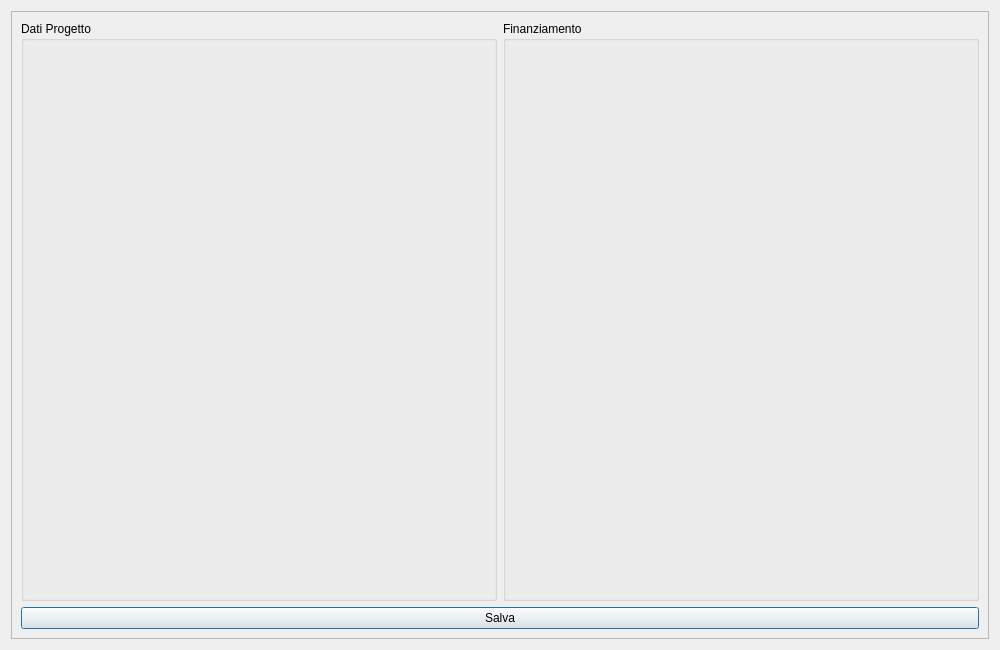
Qt form schedadettaglio.ui (tarateo78/Praticometro) before a commit.
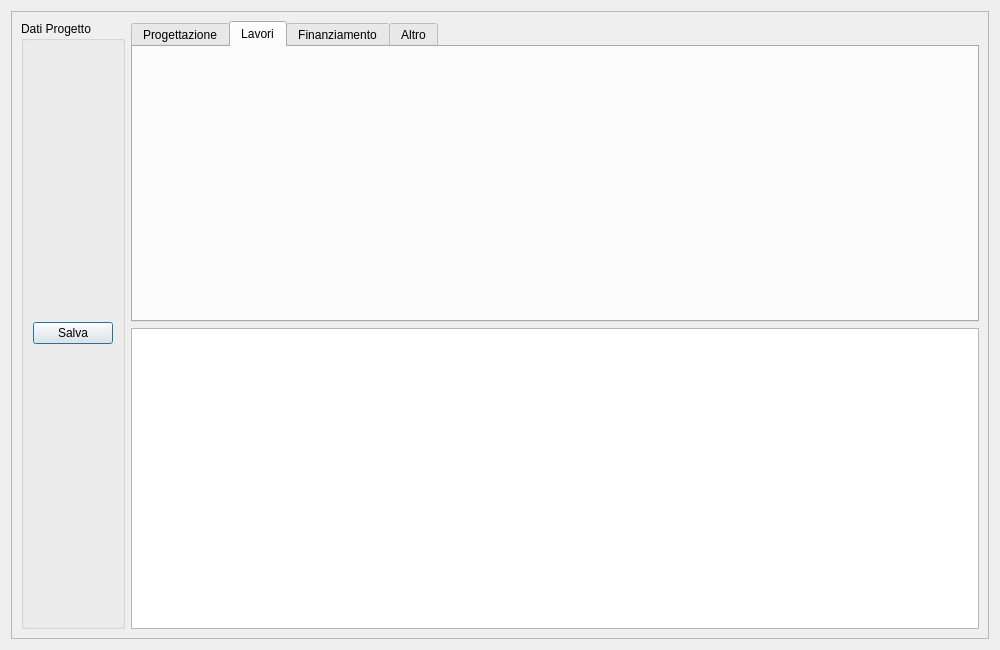
The same form after that commit.

Commit message: Scheda dettaglio, aggiunta casella atti

Patch:
```diff
--- a/schedadettaglio.ui
+++ b/schedadettaglio.ui
@@ -24,8 +24,8 @@
        <rect>
         <x>0</x>
         <y>0</y>
-        <width>976</width>
-        <height>626</height>
+        <width>980</width>
+        <height>630</height>
        </rect>
       </property>
       <layout class="QVBoxLayout" name="verticalLayout_2">
@@ -40,30 +40,72 @@
             <item>
              <layout class="QFormLayout" name="formLayout"/>
             </item>
-           </layout>
-          </widget>
-         </item>
-         <item>
-          <widget class="QGroupBox" name="groupBox">
-           <property name="title">
-            <string>Finanziamento</string>
-           </property>
-           <layout class="QVBoxLayout" name="verticalLayout_5">
             <item>
-             <layout class="QFormLayout" name="formLayout_2"/>
+             <widget class="QPushButton" name="pushButton">
+              <property name="text">
+               <string>Salva</string>
+              </property>
+             </widget>
             </item>
            </layout>
           </widget>
          </item>
+         <item>
+          <layout class="QVBoxLayout" name="verticalLayout_8">
+           <item>
+            <widget class="QTabWidget" name="tabWidget">
+             <property name="currentIndex">
+              <number>1</number>
+             </property>
+             <widget class="QWidget" name="tab">
+              <attribute name="title">
+               <string>Progettazione</string>
+              </attribute>
+              <layout class="QVBoxLayout" name="verticalLayout_3">
+               <item>
+                <layout class="QFormLayout" name="formLayout_2"/>
+               </item>
+              </layout>
+             </widget>
+             <widget class="QWidget" name="tab_4">
+              <attribute name="title">
+               <string>Lavori</string>
+              </attribute>
+              <layout class="QVBoxLayout" name="verticalLayout_7">
+               <item>
+                <layout class="QFormLayout" name="formLayout_5"/>
+               </item>
+              </layout>
+             </widget>
+             <widget class="QWidget" name="tab_2">
+              <attribute name="title">
+               <string>Finanziamento</string>
+              </attribute>
+              <layout class="QVBoxLayout" name="verticalLayout_5">
+               <item>
+                <layout class="QFormLayout" name="formLayout_3"/>
+               </item>
+              </layout>
+             </widget>
+             <widget class="QWidget" name="tab_3">
+              <attribute name="title">
+               <string>Altro</string>
+              </attribute>
+              <layout class="QVBoxLayout" name="verticalLayout_6">
+               <item>
+                <layout class="QFormLayout" name="formLayout_4"/>
+               </item>
+              </layout>
+             </widget>
+            </widget>
+           </item>
+           <item>
+            <widget class="QListWidget" name="listWidget"/>
+           </item>
+          </layout>
+         </item>
         </layout>
        </item>
-       <item>
-        <widget class="QPushButton" name="pushButton">
-         <property name="text">
-          <string>Salva</string>
-         </property>
-        </widget>
-       </item>
       </layout>
      </widget>
     </widget>
```
The commit also changes 2 other files.
